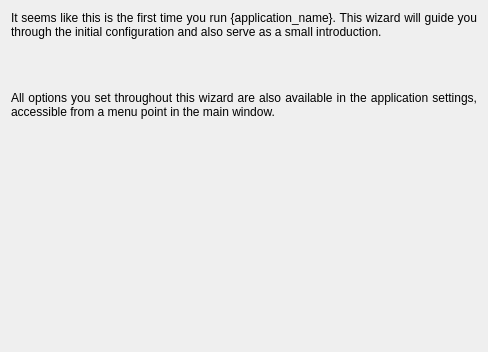
Above: mtg_proxy_printer/resources/ui/first_start_wizard/first_page.ui from luziferius/MTGProxyPrinter before the change. Below: the same form after it.
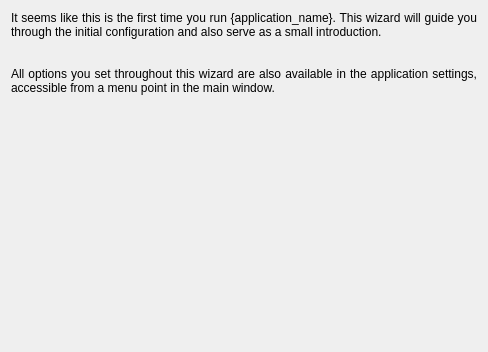
That is the form after the change.

Commit message:
Updated the phrasing in the UI texts to reflect changes in the application since the original texts were written. Also named the QLabel objects.
FossilOrigin-Name: c8d66a32add4f2c0575fe1e2f8cf700a582007ff9e6c25e2a30c32ef8f54ceeb

What changed in the file:
```diff
--- a/mtg_proxy_printer/resources/ui/first_start_wizard/first_page.ui
+++ b/mtg_proxy_printer/resources/ui/first_start_wizard/first_page.ui
@@ -17,7 +17,10 @@
    <item>
     <widget class="QLabel" name="label">
      <property name="text">
-      <string>&lt;html&gt;&lt;head/&gt;&lt;body&gt;&lt;p&gt;It seems like this is the first time you run {application_name}. This wizard will guide you through the initial configuration and also serve as a small introduction.&lt;/p&gt;&lt;p&gt;&lt;br/&gt;&lt;/p&gt;&lt;p&gt;All options you set throughout this wizard are also available in the application settings, accessible from a menu point in the main window.&lt;/p&gt;&lt;/body&gt;&lt;/html&gt;</string>
+      <string>It seems like this is the first time you run {application_name}. This wizard will guide you through the initial configuration and also serve as a small introduction.
+
+
+All options you set throughout this wizard are also available in the application settings, accessible from a menu point in the main window.</string>
      </property>
      <property name="alignment">
       <set>Qt::AlignJustify|Qt::AlignVCenter</set>
```
Left out of the diff: 2 changed lines with no effect on the pictures. The commit also changes 2 other files.
